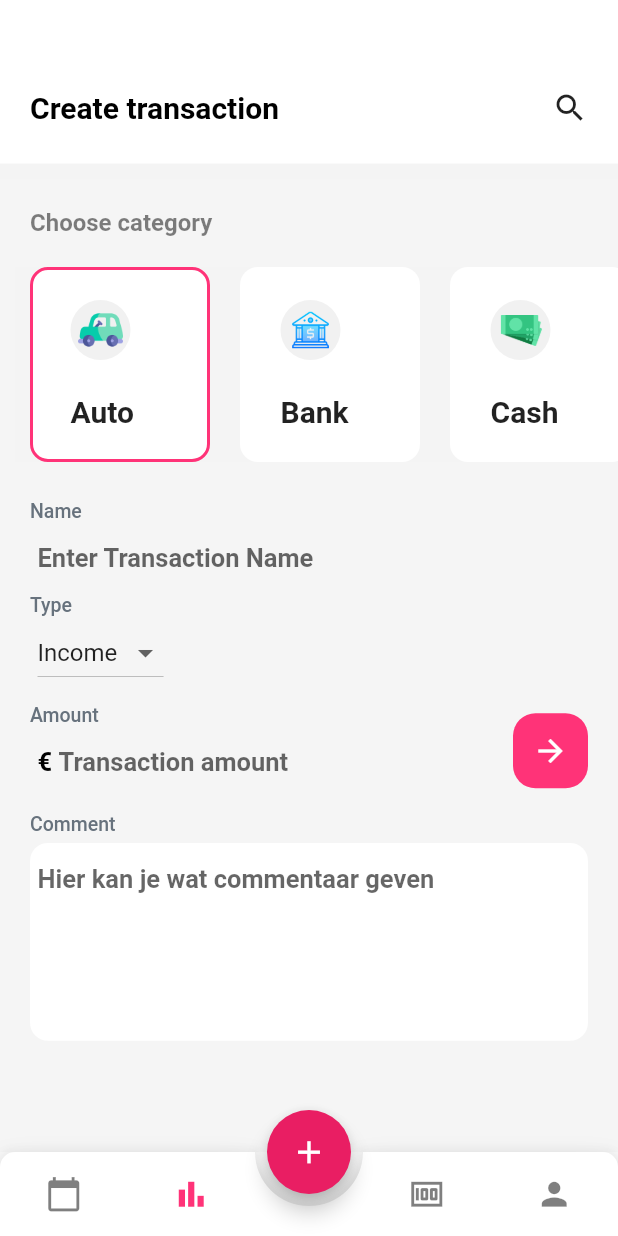
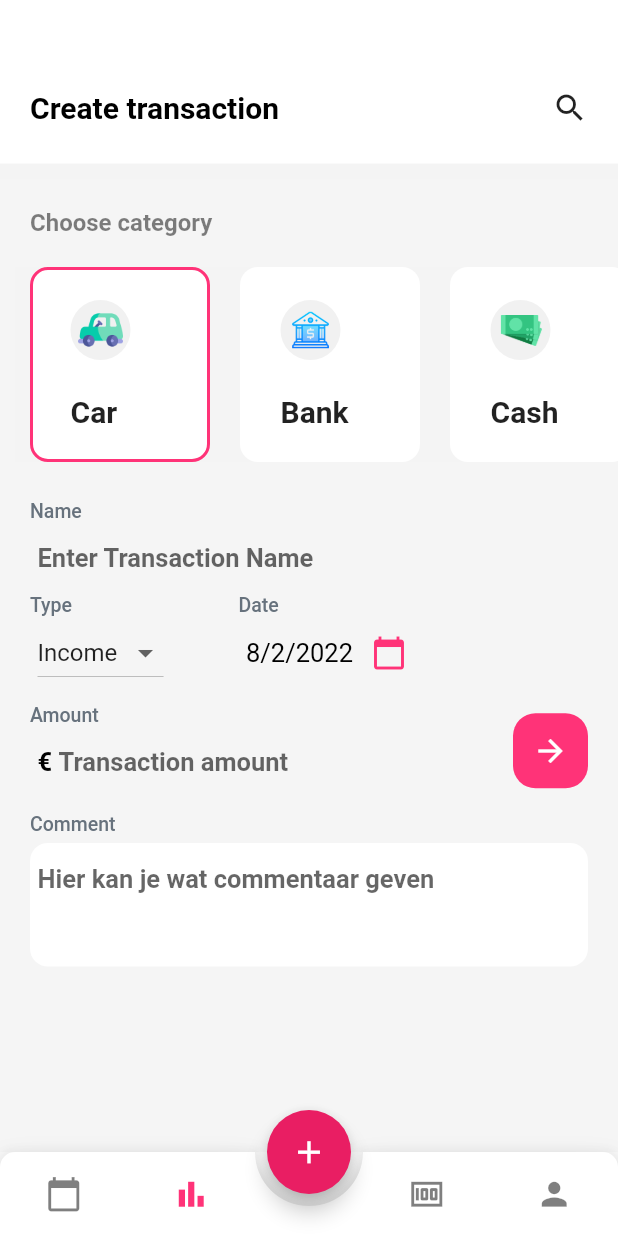
Before and after one commit to hv2r55g/budget_buddy, a Flutter app: the screen it shows after launch, item 2 of the bottom bar chosen, after a tap on the "arrow forward" icon, on a phone screen of 412 x 824 dp. Run offline on Flutter 3.47's test engine with Material 2 defaults, Android fonts, the phone set to English and light mode, and no system bars; drawn by our look-alikes of animated_bottom_navigation_bar; our stand-ins replace cloud_firestore, firebase_core, get; accounts and stored records are empty.

Commit message:
multi talen fix

```diff
--- a/lib/json/create_budget_json.dart
+++ b/lib/json/create_budget_json.dart
@@ -1,8 +1,8 @@
 const List categories = [
-  {"name": "Auto", "icon": "assets/images/car.png"},
+  {"name": "Car", "icon": "assets/images/car.png"},
   {"name": "Bank", "icon": "assets/images/bank.png"},
   {"name": "Cash", "icon": "assets/images/cash.png"},
   {"name": "Charity", "icon": "assets/images/charity.png"},
-  {"name": "Eating", "icon": "assets/images/eating.png"},
+  {"name": "Food", "icon": "assets/images/eating.png"},
   {"name": "Gift", "icon": "assets/images/gift.png"}
 ];
--- a/lib/pages/create_transaction.dart
+++ b/lib/pages/create_transaction.dart
@@ -1,6 +1,7 @@
 import 'package:budget_buddy/json/create_budget_json.dart';
 import 'package:budget_buddy/theme/colors.dart';
 import 'package:cloud_firestore/cloud_firestore.dart';
+import 'package:flutter/cupertino.dart';
 import 'package:flutter/material.dart';
 
 class CreateBudgetPage extends StatefulWidget {
@@ -10,12 +11,15 @@ class CreateBudgetPage extends StatefulWidget {
 
 class _CreateBudgetPageState extends State<CreateBudgetPage> {
   int activeCategory = 0;
-  final TextEditingController _transactionName = TextEditingController(text: "");
-  final TextEditingController _transactionAmount = TextEditingController(text: "");
+  int _transactionNumber = 0;
+  final TextEditingController _transactionName =
+      TextEditingController(text: "");
+  final TextEditingController _transactionAmount =
+      TextEditingController(text: "");
   final TextEditingController _commentSection = TextEditingController(text: "");
   String _transactionType = "Income";
   String _transactionCategory = categories[0]['name'];
-
+  DateTime _selectedDate = DateTime.now();
 
   @override
   void dispose() {
@@ -39,18 +43,38 @@ class _CreateBudgetPageState extends State<CreateBudgetPage> {
     CollectionReference transactions =
         FirebaseFirestore.instance.collection('transactions');
 
-    Future<void> addTransaction() {
+    CollectionReference uniqueTransactionId =
+    FirebaseFirestore.instance.collection('transactionNumber');
+
+    Future<void> addTransaction() async {
       // Call the user's CollectionReference to add a new user
+
+      DocumentSnapshot variable = await FirebaseFirestore.instance.collection('transactionNumber').doc('7LkKmQeyZpT9mzAKRkrl').get();
+
+      int uniqueNumber = variable.get('UniqueTransactionNumber');
       return transactions
           .add({
+            'UniqueId': uniqueNumber,
             'Amount': double.parse(_transactionAmount.text),
             'Category': _transactionCategory,
             'Name': _transactionName.text,
             'Type': _transactionType,
             'User': 'Miki',
+            'Date': _selectedDate,
           })
           .then((value) => print("Transaction Added"))
           .catchError((error) => print("Failed to add transaction: $error"));
+
+
+    }
+
+    Future<void> updateUniqueTransactionNumber() async{
+      DocumentSnapshot variable = await FirebaseFirestore.instance.collection('transactionNumber').doc('7LkKmQeyZpT9mzAKRkrl').get();
+
+
+      await uniqueTransactionId
+          .doc(variable.id)
+          .update({"UniqueTransactionNumber": 1222});
     }
 
     var size = MediaQuery.of(context).size;
@@ -206,6 +230,11 @@ class _CreateBudgetPageState extends State<CreateBudgetPage> {
                         border: InputBorder.none),
                   ),
                 ),
+                Row(
+                  children: [
+                    Column(
+                      crossAxisAlignment: CrossAxisAlignment.start,
+                      children: [
                         const Text(
                           "Type",
                           style: TextStyle(
@@ -223,13 +252,60 @@ class _CreateBudgetPageState extends State<CreateBudgetPage> {
                                   child: Text(val),
                                 );
                               }).toList(),
-                      onChanged: (val){
+                              onChanged: (val) {
                                 setState(() {
                                   _transactionType = val!;
                                 });
                               },
                             )),
-
+                      ],
+                    ),
+                    const SizedBox(
+                      width: 50,
+                    ),
+                    Column(
+                      crossAxisAlignment: CrossAxisAlignment.start,
+                      children: [
+                        const Text(
+                          "Date",
+                          style: TextStyle(
+                              fontWeight: FontWeight.w500,
+                              fontSize: 13,
+                              color: Color(0xff67727d)),
+                        ),
+                        Container(
+                          padding: const EdgeInsets.fromLTRB(5, 0, 0, 0),
+                          child: Column(
+                            mainAxisAlignment: MainAxisAlignment.center,
+                            children: <Widget>[
+                              Row(
+                                children: [
+                                  Text(
+                                    "${_selectedDate.day}/${_selectedDate.month}/${_selectedDate.year}",
+                                    style: const TextStyle(
+                                      fontSize: 17,
+                                      color: black,
+                                    ),
+                                  ),
+                                  IconButton(
+                                    icon: const Icon(
+                                      Icons.calendar_today,
+                                      color: primary,
+                                    ),
+                                    onPressed: () {
+                                      _selectDate(context);
+                                      updateUniqueTransactionNumber();
+                                    },
+                                  ),
+                                ],
+                              ),
+                            ],
+                          ),
+                        ),
+                      ],
+                    ),
+                  ],
+                ),
                 const SizedBox(
                   height: 10,
                 ),
@@ -316,7 +392,7 @@ class _CreateBudgetPageState extends State<CreateBudgetPage> {
                 Container(
                   padding: const EdgeInsets.fromLTRB(5, 0, 0, 0),
                   width: size.width,
-                  height: size.height * 0.16,
+                  height: size.height * 0.10,
                   decoration: BoxDecoration(
                       borderRadius: BorderRadius.circular(12), color: white),
                   child: TextField(
@@ -338,4 +414,19 @@ class _CreateBudgetPageState extends State<CreateBudgetPage> {
       ),
     );
   }
+
+  _selectDate(BuildContext context) async {
+
+    final DateTime? selected = await showDatePicker(
+      context: context,
+      initialDate: _selectedDate,
+      firstDate: DateTime(2010),
+      lastDate: DateTime(2025),
+    );
+    if (selected != null && selected != _selectedDate) {
+      setState(() {
+        _selectedDate = selected;
+      });
     }
+  }
+}
--- a/lib/pages/root_app.dart
+++ b/lib/pages/root_app.dart
@@ -28,7 +28,7 @@ class _RootAppState extends State<RootApp> {
   List<Widget> pages = [
     //list of pages
     DailyPage(),
-    CreateBudgetPage()
+    CreateBudgetPage(),
   ];
 
   @override
```
Also changed, not shown: lib/models/transaction.dart (added, +29 -0 lines). Lines whose indentation alone changed are shown as unchanged.
